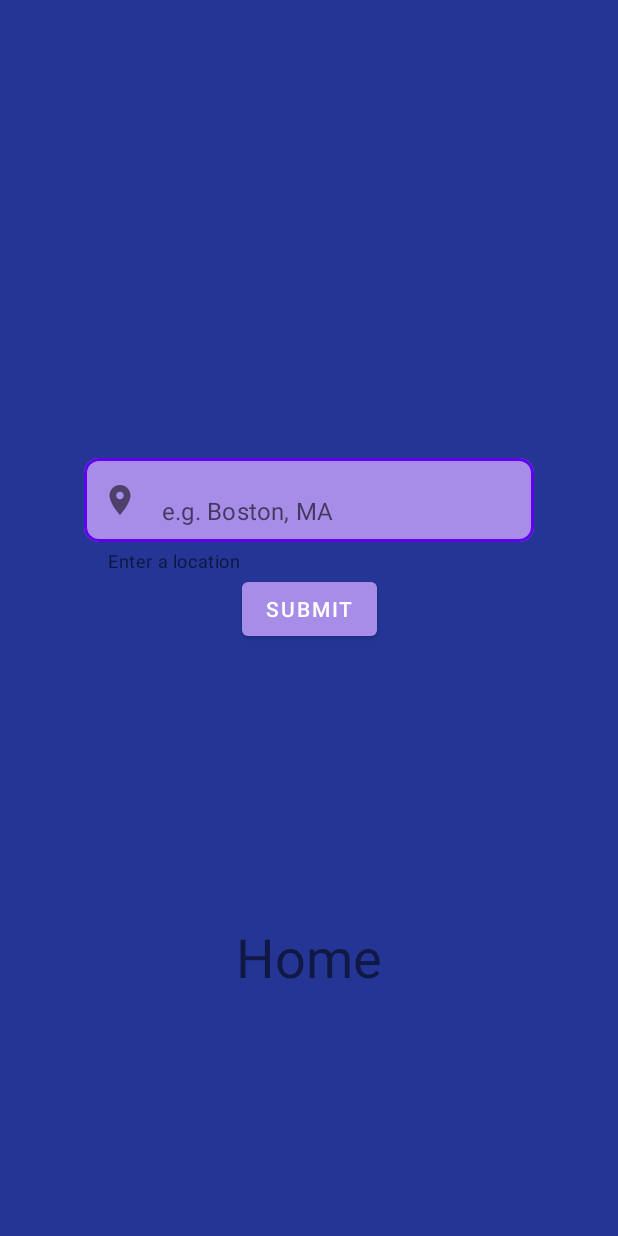
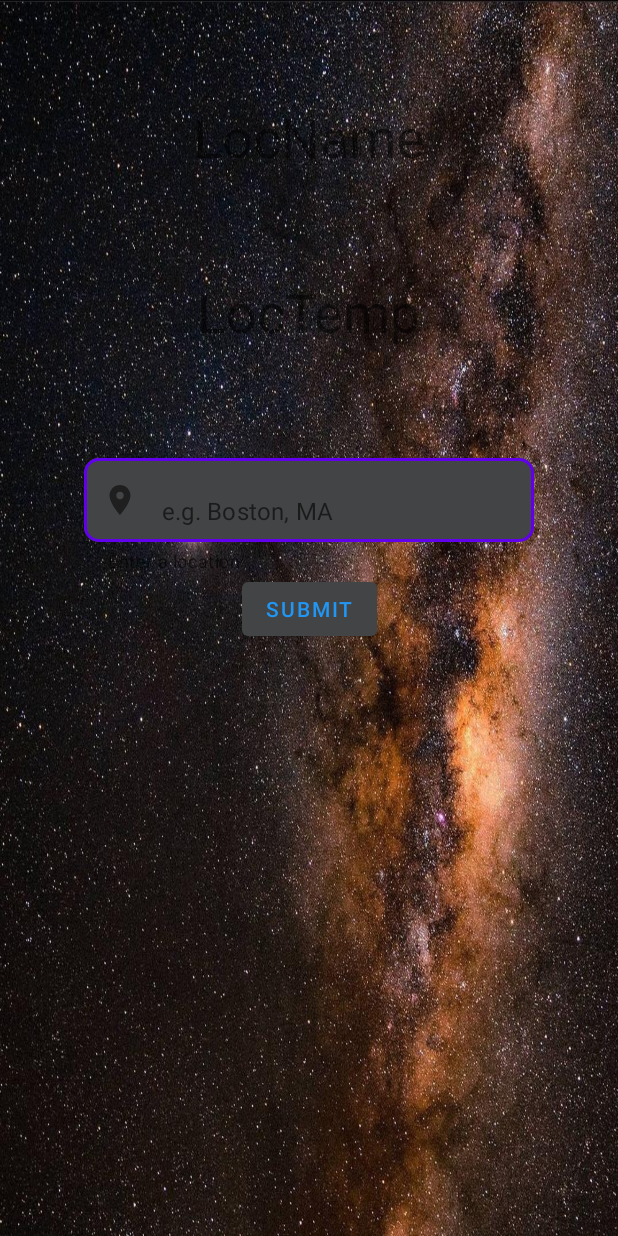
Before and after one commit to Davideo37/StarGaze-v2, an Android app: the layout fragment_home.xml on its own in the app's theme, with its tools: preview values and no code run, on a phone screen of 412 x 824 dp. Run offline under Robolectric (Android 15) with nearby library versions, the phone set to English and light mode, and no system bars.

Commit message:
More work for demo present

```diff
--- a/Project2/app/src/main/res/drawable/shape.xml
+++ b/Project2/app/src/main/res/drawable/shape.xml
@@ -1,7 +1,7 @@
 <shape xmlns:android="http://schemas.android.com/apk/res/android"
     android:shape="rectangle">
 
-    <solid android:color="#7194FA" />
+    <solid android:color="@color/light_gray" />
 
     <stroke
         android:width="2dp"
--- a/Project2/app/src/main/res/layout/fragment_home.xml
+++ b/Project2/app/src/main/res/layout/fragment_home.xml
@@ -7,13 +7,19 @@
     android:animateLayoutChanges="true"
     android:background="@color/dark_blue"
     tools:context=".fragments.HomeFragment">
+    <com.google.android.material.imageview.ShapeableImageView
+        android:layout_width="match_parent"
+        android:layout_height="match_parent"
+        android:background="@drawable/background"
+        />
+
 
     <com.google.android.material.textfield.TextInputLayout
         android:id="@+id/materialTextInputLayout"
         android:layout_width="300dp"
         android:layout_height="wrap_content"
         android:layout_marginTop="300dp"
-        app:boxBackgroundColor="@color/light_purple"
+        app:boxBackgroundColor="@color/light_gray"
         app:boxBackgroundMode="outline"
         app:boxCornerRadiusBottomEnd="10dp"
         app:boxCornerRadiusBottomStart="10dp"
@@ -34,24 +40,39 @@
     </com.google.android.material.textfield.TextInputLayout>
 
     <com.google.android.material.textview.MaterialTextView
-        android:id="@+id/ic_home"
+        android:id="@+id/location_name"
         android:layout_width="wrap_content"
         android:layout_height="wrap_content"
-        android:text="Home"
+        android:layout_marginBottom="1dp"
+        android:text=""
         android:textSize="36sp"
-        android:translationY="225dp"
-        app:layout_constraintBottom_toBottomOf="parent"
+        app:layout_constraintBottom_toTopOf="@+id/location_temp"
         app:layout_constraintLeft_toLeftOf="parent"
         app:layout_constraintRight_toRightOf="parent"
-        app:layout_constraintTop_toTopOf="parent" />
+        app:layout_constraintTop_toTopOf="parent"
+        tools:text="LocName" />
+
+    <com.google.android.material.textview.MaterialTextView
+        android:id="@+id/location_temp"
+        android:layout_width="wrap_content"
+        android:layout_height="wrap_content"
+        android:layout_marginBottom="1dp"
+        android:text=""
+        android:textSize="36sp"
+        app:layout_constraintBottom_toTopOf="@+id/materialTextInputLayout"
+        app:layout_constraintLeft_toLeftOf="parent"
+        app:layout_constraintRight_toRightOf="parent"
+        app:layout_constraintTop_toBottomOf="@id/location_name"
+        tools:text="LocTemp" />
 
     <com.google.android.material.button.MaterialButton
         android:id="@+id/matButton"
         android:layout_width="wrap_content"
         android:layout_height="wrap_content"
-        android:onClick="basicAlert"
+        android:onClick="handleLocationSubmit"
         android:text="Submit"
-        app:backgroundTint="@color/light_purple"
+        android:textColor="@color/light_blue"
+        app:backgroundTint="@color/light_gray"
         app:layout_constraintEnd_toEndOf="parent"
         app:layout_constraintStart_toStartOf="parent"
         app:layout_constraintTop_toBottomOf="@+id/materialTextInputLayout" />
--- a/Project2/app/src/main/res/layout/fragment_report.xml
+++ b/Project2/app/src/main/res/layout/fragment_report.xml
@@ -7,6 +7,11 @@
     android:background="@color/dark_blue"
     tools:context=".fragments.ReportFragment">
 
+    <com.google.android.material.imageview.ShapeableImageView
+        android:layout_width="match_parent"
+        android:layout_height="match_parent"
+        android:background="@drawable/background"
+        />
 
     <ImageView
         android:id="@+id/imageView"
--- a/Project2/app/src/main/res/layout/main_activity.xml
+++ b/Project2/app/src/main/res/layout/main_activity.xml
@@ -10,7 +10,7 @@
         android:id="@+id/bottomNavigationView"
         android:layout_width="match_parent"
         android:layout_height="wrap_content"
-        android:background="#A78CE8"
+        android:background="@color/light_gray"
         app:itemIconTint="#ffff"
         app:itemTextColor="#ffff"
         app:layout_constraintBottom_toBottomOf="parent"
--- a/Project2/app/src/main/res/layout/main_fragment.xml
+++ b/Project2/app/src/main/res/layout/main_fragment.xml
@@ -43,7 +43,7 @@
         android:id="@+id/bottom_navigation_view"
         android:layout_width="match_parent"
         android:layout_height="wrap_content"
-        android:background="#A78CE8"
+        android:background="@color/light_gray"
         app:itemIconTint="#ffff"
         app:itemTextColor="#ffff"
         android:layout_gravity="bottom"
--- a/Project2/app/src/main/res/values/colors.xml
+++ b/Project2/app/src/main/res/values/colors.xml
@@ -10,6 +10,6 @@
     <color name="green">#1C701F</color>\
     <color name="dark_blue">#243595</color>
     <color name="light_blue">#2196F3</color>
-    <color name="light_purple">#A78CE8</color>
+    <color name="light_gray">#434445</color>
 
 </resources>
```
Also changed, not shown: Project2/app/src/main/java/com/example/project2/MainActivity.kt (+12 -5 lines), Project2/app/src/main/java/com/example/project2/fragments/ForecastFragment.kt (+5 -5 lines), Project2/app/src/main/res/layout/fragment_forecast.xml (+6 -1 lines), Project2/app/src/main/res/menu/my_menu.xml (deleted, +0 -15 lines), Project2/app/src/main/res/drawable/background.jpg (added).
